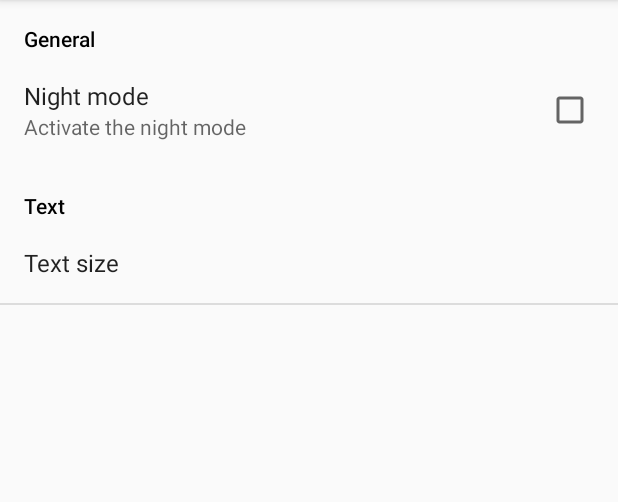
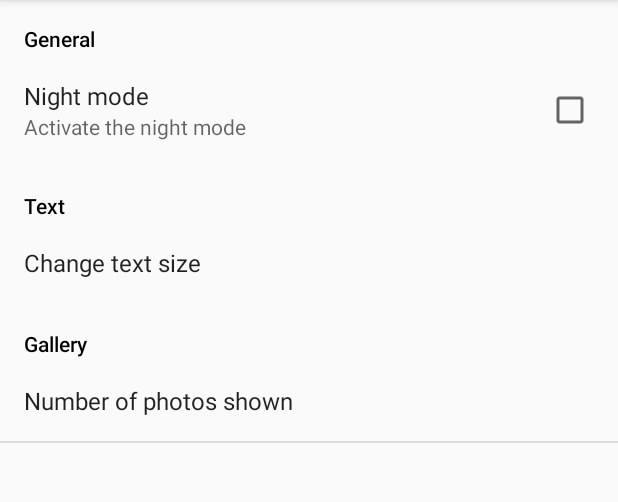
Before and after one commit to mfernandmx/MyBrotherhoodApp, an Android app: the screen it shows after launch (MainActivity), in the options menu, after a tap on "Settings", on a phone screen of 412 x 824 dp, the part 84-586 px from its top. Run offline under Robolectric (Android 15) with nearby library versions, the light colour scheme and no system bars; 1 statement that could not run was skipped.

Commit message:
Added new settings options related to general text size and gallery Added progress dialog to latest section

```diff
--- a/app/src/main/java/com/example/marcos/mybrotherhoodapp/fragments/SettingsFragment.java
+++ b/app/src/main/java/com/example/marcos/mybrotherhoodapp/fragments/SettingsFragment.java
@@ -2,6 +2,7 @@ package com.example.marcos.mybrotherhoodapp.fragments;
 
 import android.os.Bundle;
 import android.preference.PreferenceFragment;
+import android.preference.PreferenceManager;
 
 import com.example.marcos.mybrotherhoodapp.R;
 
@@ -9,11 +10,14 @@ public class SettingsFragment extends PreferenceFragment {
 
 	public static final String KEY_PREF_NIGHTMODE = "pref_nightmode";
     public static final String KEY_PREF_TEXTSIZE = "pref_textsize";
+    public static final String KEY_PREF_NUMPHOTOS = "pref_numphotos";
 
 	@Override
     public void onCreate(Bundle savedInstanceState) {
         super.onCreate(savedInstanceState);
 
+        PreferenceManager.setDefaultValues(getActivity(), R.xml.preferences, false);
+
         addPreferencesFromResource(R.xml.preferences);
     }
 }
--- a/app/src/main/res/values/strings.xml
+++ b/app/src/main/res/values/strings.xml
@@ -77,19 +77,23 @@
     <string name="action_edit">Edit</string>
     <string name="action_delete">Remove</string>
 
-    <string-array name="image_ids">
-        <item>@drawable/image_1</item>
-        <item>@drawable/image_2</item>
-        <item>@drawable/image_3</item>
-        <item>@drawable/image_4</item>
-        <item>@drawable/image_1</item>
-        <item>@drawable/image_2</item>
-        <item>@drawable/image_3</item>
-        <item>@drawable/image_4</item>
-        <item>@drawable/image_1</item>
-        <item>@drawable/image_2</item>
-        <item>@drawable/image_3</item>
-        <item>@drawable/image_4</item>
+    <string-array name="textSize">
+        <item>Small</item>
+        <item>Medium</item>
+        <item>Large</item>
+    </string-array>
+
+    <string-array name="textSizeValues">
+        <item>10</item>
+        <item>18</item>
+        <item>25</item>
+    </string-array>
+
+    <string-array name="numPhotos">
+        <item>5</item>
+        <item>10</item>
+        <item>15</item>
+        <item>20</item>
     </string-array>
 
     <string name="pref_text_title">Text Preferences</string>
--- a/app/src/main/res/xml/preferences.xml
+++ b/app/src/main/res/xml/preferences.xml
@@ -13,13 +13,24 @@
     <PreferenceCategory
         android:title="Text">
 
-        <EditTextPreference
+        <ListPreference
             android:id="@+id/pref_textsize"
+            android:title="Change text size"
+            android:key="pref_textsize"
+            android:entries="@array/textSize"
             android:defaultValue="18"
-            android:selectAllOnFocus="true"
-            android:inputType="number"
-            android:singleLine="true"
-            android:title="Text size"
-            android:key="pref_textsize" />
+            android:entryValues="@array/textSizeValues"/>
+    </PreferenceCategory>
+
+    <PreferenceCategory
+        android:title="Gallery">
+
+        <ListPreference
+            android:id="@+id/pref_numphotos"
+            android:title="Number of photos shown"
+            android:key="pref_numphotos"
+            android:entries="@array/numPhotos"
+            android:defaultValue="10"
+            android:entryValues="@array/numPhotos"/>
     </PreferenceCategory>
 </PreferenceScreen>
```
Also changed, not shown: app/src/main/java/com/example/marcos/mybrotherhoodapp/fragments/AddEditSuggestionFragment.java (+3 -5 lines), app/src/main/java/com/example/marcos/mybrotherhoodapp/fragments/GalleryFragment.java (+5 -2 lines), app/src/main/java/com/example/marcos/mybrotherhoodapp/fragments/LatestFragment.java (+14 -0 lines).
